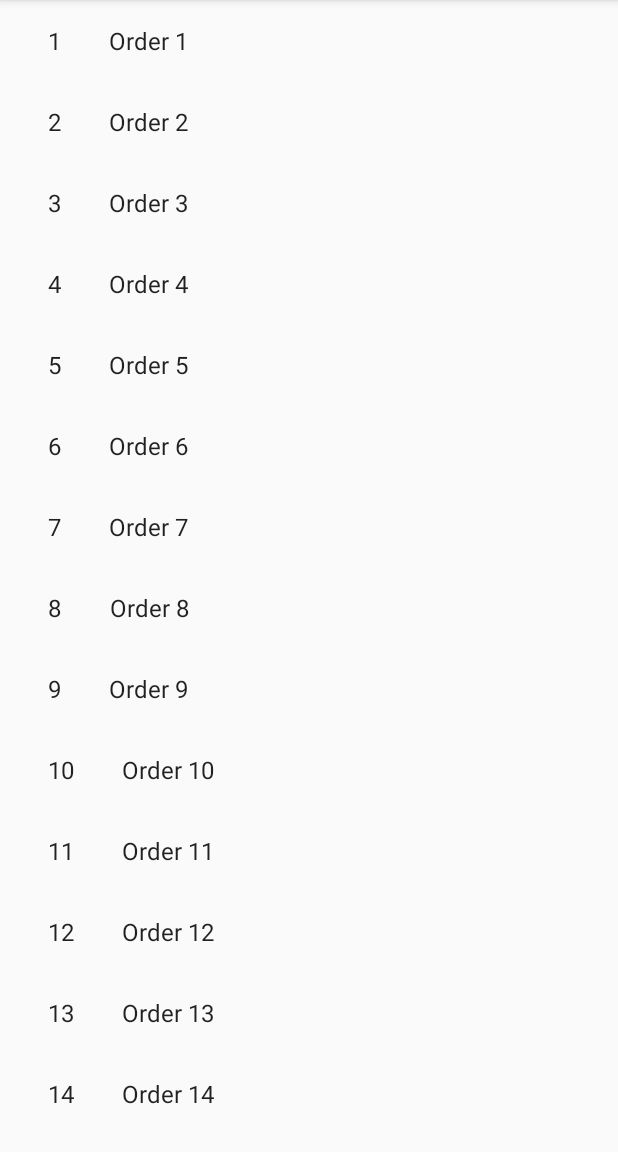
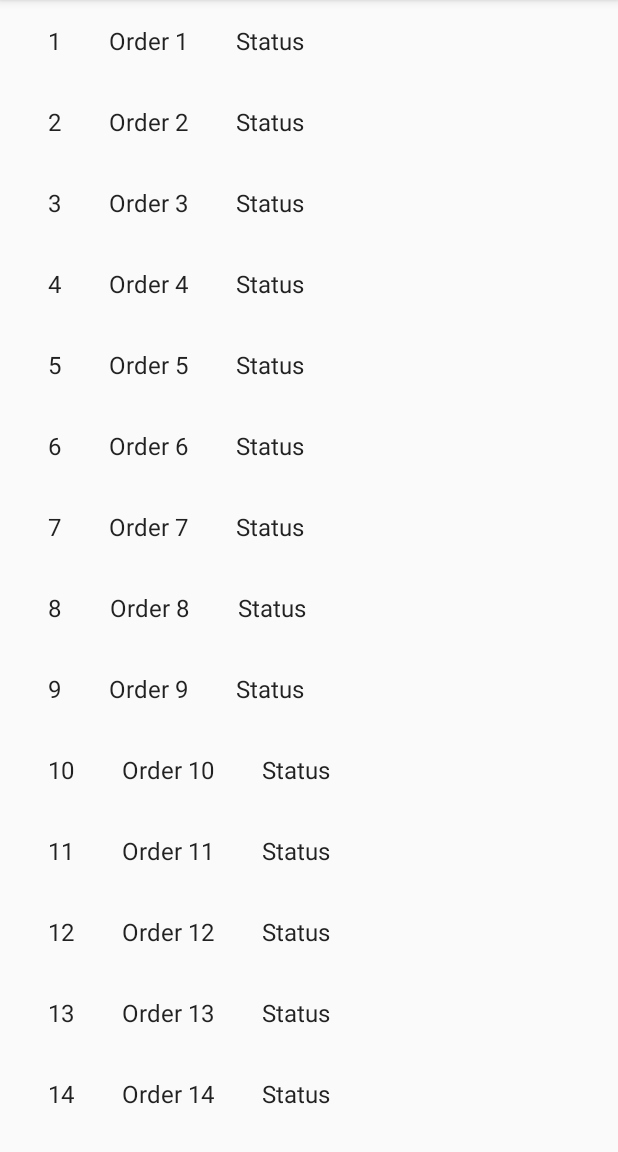
Before and after one commit to AmirHome/DroidMockup, an Android app: the screen it shows after launch (FoodListActivity), on a phone screen of 412 x 824 dp, the part 84-1236 px from its top. Run offline under Robolectric (Android 15) with nearby library versions, the phone set to English and light mode, and no system bars.

Commit message:
append status

```diff
--- a/app/src/main/java/com/amirhome/droidmockup/FoodListActivity.java
+++ b/app/src/main/java/com/amirhome/droidmockup/FoodListActivity.java
@@ -4,17 +4,15 @@ import android.content.Context;
 import android.content.Intent;
 import android.os.Bundle;
 import android.support.annotation.NonNull;
+import android.support.design.widget.FloatingActionButton;
+import android.support.design.widget.Snackbar;
 import android.support.v7.app.AppCompatActivity;
-import android.support.v7.widget.LinearLayoutManager;
 import android.support.v7.widget.RecyclerView;
 import android.support.v7.widget.Toolbar;
-import android.support.design.widget.FloatingActionButton;
-import android.support.design.widget.Snackbar;
 import android.view.LayoutInflater;
 import android.view.View;
 import android.view.ViewGroup;
 import android.widget.TextView;
-
 
 import com.amirhome.droidmockup.dummy.DummyContent;
 
@@ -92,6 +90,7 @@ public class FoodListActivity extends AppCompatActivity {
             holder.mItem = mValues.get(position);
             holder.mIdView.setText(mValues.get(position).id);
             holder.mContentView.setText(mValues.get(position).content);
+            holder.mStatusView.setText(mValues.get(position).status);
 
             holder.mView.setOnClickListener(new View.OnClickListener() {
                 @Override
@@ -124,6 +123,7 @@ public class FoodListActivity extends AppCompatActivity {
             public final View mView;
             public final TextView mIdView;
             public final TextView mContentView;
+            public final TextView mStatusView;
             public DummyContent.DummyItem mItem;
 
             public ViewHolder(View view) {
@@ -131,6 +131,7 @@ public class FoodListActivity extends AppCompatActivity {
                 mView = view;
                 mIdView = (TextView) view.findViewById(R.id.id);
                 mContentView = (TextView) view.findViewById(R.id.content);
+                mStatusView = (TextView) view.findViewById(R.id.status);
             }
 
             @Override
--- a/app/src/main/java/com/amirhome/droidmockup/dummy/DummyContent.java
+++ b/app/src/main/java/com/amirhome/droidmockup/dummy/DummyContent.java
@@ -38,7 +38,7 @@ public class DummyContent {
     }
 
     private static DummyItem createDummyItem(int position) {
-        return new DummyItem(String.valueOf(position), "Order " + position, makeDetails(position));
+        return new DummyItem(String.valueOf(position), "Order " + position, makeDetails(position), "Status");
     }
 
     private static String makeDetails(int position) {
@@ -57,11 +57,13 @@ public class DummyContent {
         public final String id;
         public final String content;
         public final String details;
+        public final String status;
 
-        public DummyItem(String id, String content, String details) {
+        public DummyItem(String id, String content, String details, String status) {
             this.id = id;
             this.content = content;
             this.details = details;
+            this.status = status;
         }
 
         @Override
--- a/app/src/main/res/layout/food_list_content.xml
+++ b/app/src/main/res/layout/food_list_content.xml
@@ -18,4 +18,11 @@
         android:layout_margin="@dimen/text_margin"
         android:textAppearance="?attr/textAppearanceListItem"/>
 
+    <TextView
+        android:id="@+id/status"
+        android:layout_width="wrap_content"
+        android:layout_height="wrap_content"
+        android:layout_margin="@dimen/text_margin"
+        android:textAppearance="?attr/textAppearanceListItem"/>
+
 </LinearLayout>
```
